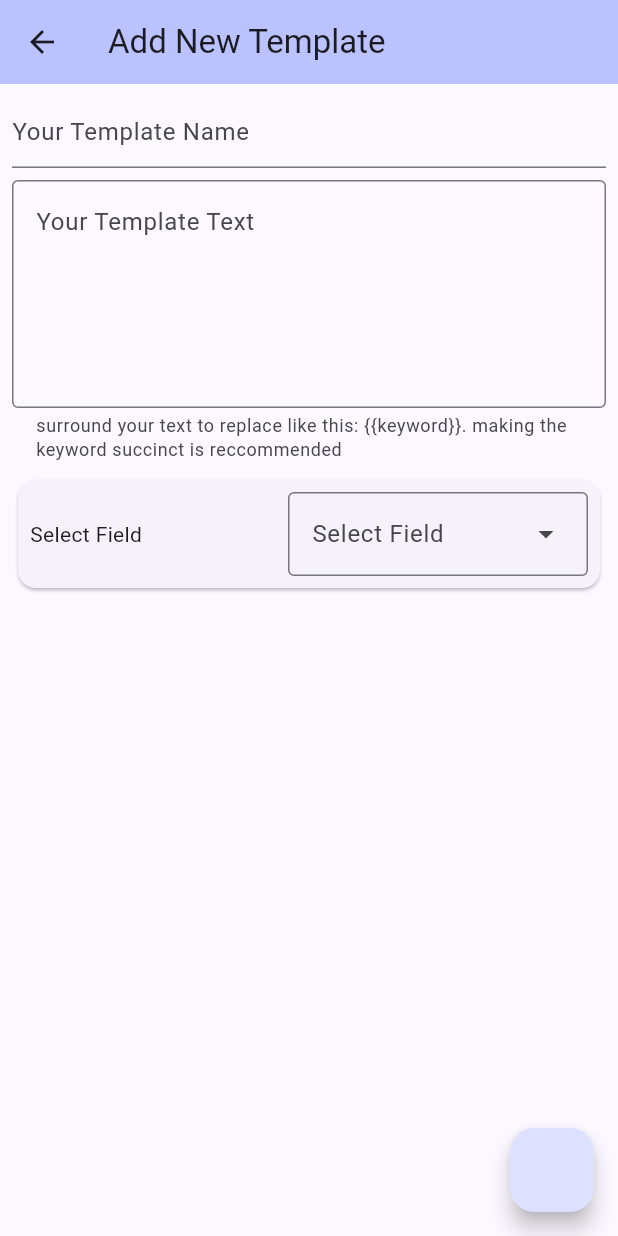
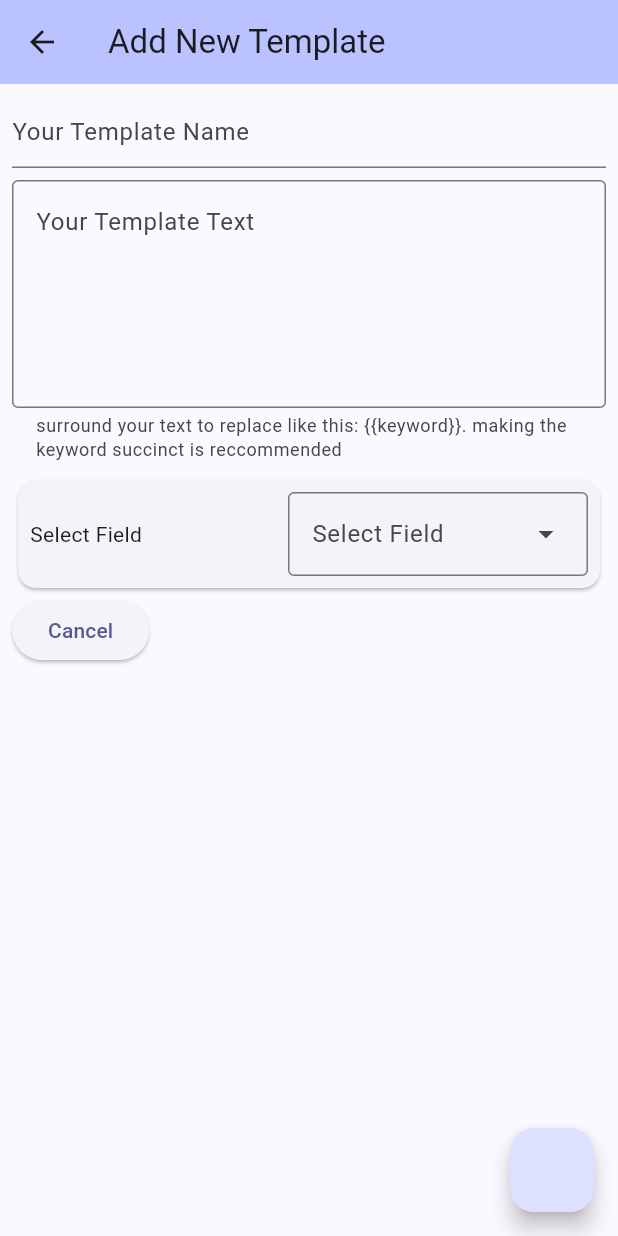
Before and after one commit to IzetopeDev/Message-Templator, a Flutter app: the TemplateEditorPage screen opened directly, on a phone screen of 412 x 824 dp. Run offline on Flutter 3.47's test engine with Material 3 defaults, Android fonts, the phone set to English and light mode, and no system bars; our stand-ins replace equatable, flutter_riverpod.

Commit message:
(?)feat: get current editing template ?: - template manager page unable to create new template (defaults all messed up i think) - cancel button does not cancel editing....

```diff
--- a/templator/lib/pages/template_editor_page.dart
+++ b/templator/lib/pages/template_editor_page.dart
@@ -62,7 +62,15 @@ class _TemplateEditorPageState extends ConsumerState<TemplateEditorPage> {
     }));
 
 
-    return Scaffold(
+    return PopScope(
+      canPop: true,
+      onPopInvokedWithResult: (didPop, result) {
+        if (didPop) {
+
+          ref.read(templateManagerProvider.notifier).updateBuilder(activeTemplate);
+        }
+      },
+      child: Scaffold(
         appBar: AppBar(
           backgroundColor: Theme.of(context).colorScheme.inversePrimary,
           title: Text("Add New Template"),
@@ -102,8 +110,18 @@ class _TemplateEditorPageState extends ConsumerState<TemplateEditorPage> {
                 children: activeTemplate.buildEditorFields(
                   activeTemplateNotifier: activeTemplateNotifier,
                 )
+              ),
+              Row(
+                children: [
+                  ElevatedButton(
+                    child: Text("Cancel"),
+                    onPressed: () {
+                      Navigator.pop(context);
+                      activeTemplateNotifier.selectTemplate();
+                    },
                   )
-            // TODO: add buttons to write to templatemanager
+                ],
+              )
             ],
           ),
         ),
@@ -112,6 +130,7 @@ class _TemplateEditorPageState extends ConsumerState<TemplateEditorPage> {
             activeTemplateNotifier.createField();
           }
         ),
+      ),
     );
   }
 }
--- a/templator/lib/providers/active_template_notifier.dart
+++ b/templator/lib/providers/active_template_notifier.dart
@@ -21,8 +21,7 @@ class ActiveTemplateNotifier extends Notifier<ActiveTemplateState> {
         formFieldConfigs: { 'default' : FieldSelectorConfig(
           parentUid: 'default',
           uid: 'default'
-        )
-      }
+        )}
       )
     );
   }
--- a/templator/lib/views/main_view.dart
+++ b/templator/lib/views/main_view.dart
@@ -47,7 +47,11 @@ class _MainViewState extends ConsumerState<MainView> {
       ),
       floatingActionButton: FloatingActionButton(
         onPressed: () {
-          ref.read(activeTemplateProvider.notifier).selectTemplate();
+          ref.read(activeTemplateProvider.notifier).selectTemplate(
+            uid: ref.read(activeTemplateProvider.select((state) {
+              return state.activeTemplate.uid;
+            }))
+          );
           Navigator.push(
             context,
             MaterialPageRoute(builder: (context) {
```
Also changed, not shown: templator/lib/providers/template_manager_notifier.dart (+5 -2 lines). Lines whose indentation alone changed are shown as unchanged.
